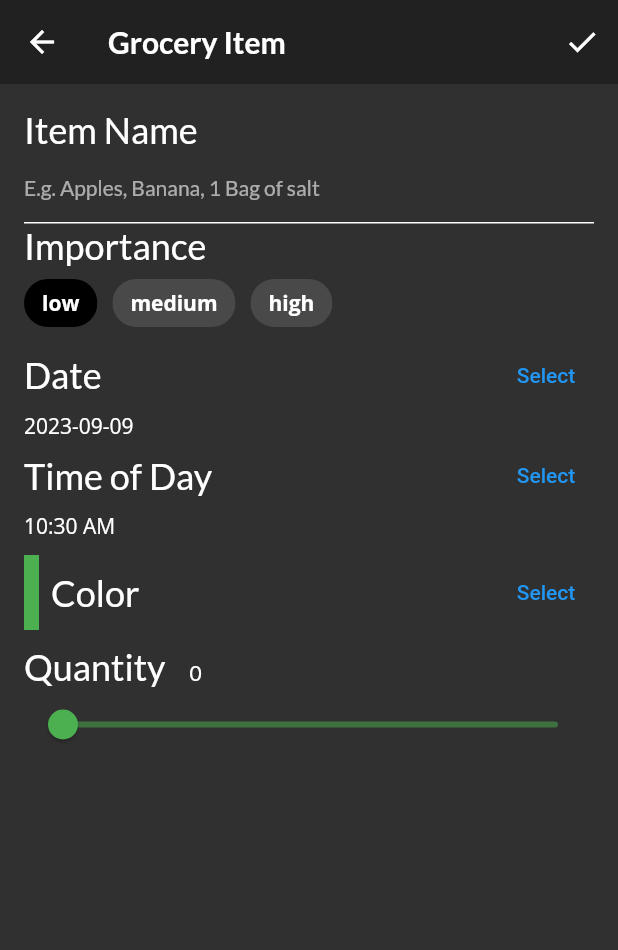
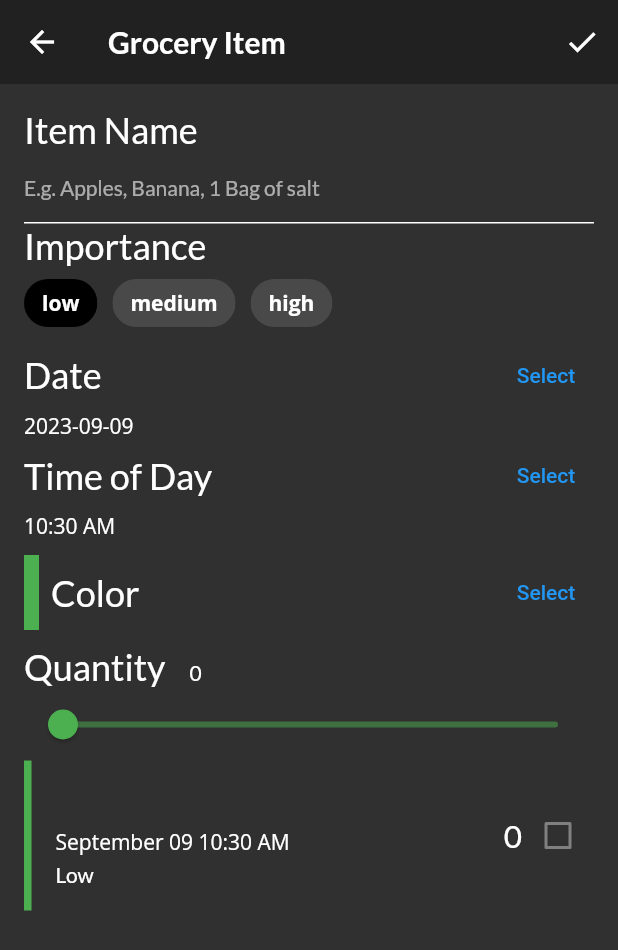
Before and after one commit to oozoemenam/foodbook, a Flutter app: the screen it shows after launch, item 3 of the bottom bar chosen, after a tap on the "add" icon, on a phone screen of 412 x 824 dp. Shown: the top 950 px of the screen. Run offline on Flutter 3.47's test engine with Material 2 defaults, Android fonts, the phone set to English and light mode, and no system bars; our stand-ins replace flutter_colorpicker, google_fonts.

Commit message:
grocery list screen

```diff
--- a/lib/home.dart
+++ b/lib/home.dart
@@ -14,7 +14,7 @@ class Home extends StatefulWidget {
 }
 
 class _HomeState extends State<Home> {
-  static List<Widget> screens = <Widget>[
+  static List<Widget> pages = <Widget>[
     ExploreScreen(),
     RecipesScreen(),
     const GroceryScreen(),
@@ -30,8 +30,7 @@ class _HomeState extends State<Home> {
             style: Theme.of(context).textTheme.titleLarge,
           ),
         ),
-        // Replace body
-        body: screens[tabManager.selectedTab],
+        body: IndexedStack(index: tabManager.selectedTab, children: pages,),
         bottomNavigationBar: BottomNavigationBar(
           selectedItemColor:
               Theme.of(context).textSelectionTheme.selectionColor,
--- a/lib/screens/grocery_item_screen.dart
+++ b/lib/screens/grocery_item_screen.dart
@@ -2,8 +2,10 @@ import 'package:flutter/material.dart';
 import 'package:flutter_colorpicker/flutter_colorpicker.dart';
 import 'package:google_fonts/google_fonts.dart';
 import 'package:intl/intl.dart';
+import 'package:uuid/uuid.dart';
 
 import '../models/grocery_item.dart';
+import '../widgets/grocery_tile.dart';
 
 class GroceryItemScreen extends StatefulWidget {
   final Function(GroceryItem) onCreate;
@@ -66,7 +68,25 @@ class _GroceryItemScreenState extends State<GroceryItemScreen> {
           IconButton(
             icon: const Icon(Icons.check),
             onPressed: () {
-              // TODO: Add callback handler
+              final groceryItem = GroceryItem(
+                id: widget.originalItem?.id ?? const Uuid().v1(),
+                name: _nameController.text,
+                importance: _importance,
+                color: _currentColor,
+                quantity: _currentSliderValue,
+                date: DateTime(
+                  _dueDate.year,
+                  _dueDate.month,
+                  _dueDate.day,
+                  _timeOfDay.hour,
+                  _timeOfDay.minute,
+                ),
+              );
+              if (widget.isUpdating) {
+                widget.onUpdate(groceryItem);
+              } else {
+                widget.onCreate(groceryItem);
+              }
             },
           ),
         ],
@@ -88,6 +108,22 @@ class _GroceryItemScreenState extends State<GroceryItemScreen> {
             buildColorPicker(context),
             const SizedBox(height: 10.0,),
             buildQuantityField(),
+            GroceryTile(
+              item: GroceryItem(
+                id: 'previewMode',
+                name: _name,
+                importance: _importance,
+                color: _currentColor,
+                quantity: _currentSliderValue,
+                date: DateTime(
+                  _dueDate.year,
+                  _dueDate.month,
+                  _dueDate.day,
+                  _timeOfDay.hour,
+                  _timeOfDay.minute,
+                ),
+              ),
+            ),
             // TODO: Add fields and pickers
           ],
         ),
--- a/lib/screens/grocery_screen.dart
+++ b/lib/screens/grocery_screen.dart
@@ -4,6 +4,7 @@ import 'package:provider/provider.dart';
 import '../models/models.dart';
 import 'empty_grocery_screen.dart';
 import 'grocery_item_screen.dart';
+import 'grocery_list_screen.dart';
 
 class GroceryScreen extends StatelessWidget {
   const GroceryScreen({super.key});
@@ -38,8 +39,7 @@ class GroceryScreen extends StatelessWidget {
   Widget buildGroceryScreen() {
     return Consumer<GroceryManager>(builder: (context, manager, child) {
       if (manager.groceryItems.isNotEmpty) {
-        // TODO: Add GroceryListScreen
-        return Container();
+        return GroceryListScreen(manager: manager);
       } else {
         return const EmptyGroceryScreen();
       }
--- /dev/null
+++ b/lib/widgets/grocery_tile.dart
@@ -0,0 +1,112 @@
+import 'package:flutter/material.dart';
+import 'package:google_fonts/google_fonts.dart';
+import 'package:intl/intl.dart';
+
+import '../models/models.dart';
+
+class GroceryTile extends StatelessWidget {
+  final GroceryItem item;
+  final Function(bool?)? onComplete;
+  final TextDecoration textDecoration;
+
+  GroceryTile({
+    super.key,
+    required this.item,
+    this.onComplete,
+  }) : textDecoration = item.isComplete ?
+  TextDecoration.lineThrough :
+  TextDecoration.none;
+
+  @override
+  Widget build(BuildContext context) {
+    return SizedBox(
+      height: 100.0,
+      child: Row(
+        mainAxisAlignment: MainAxisAlignment.spaceBetween,
+        children: [
+          Row(
+            children: [
+              Container(width: 5.0, color: item.color,),
+              const SizedBox(width: 16.0,),
+              Column(
+                mainAxisAlignment: MainAxisAlignment.center,
+                crossAxisAlignment: CrossAxisAlignment.start,
+                children: [
+                  Text(
+                    item.name,
+                    style: GoogleFonts.lato(
+                      decoration: textDecoration,
+                      fontSize: 21.0,
+                      fontWeight: FontWeight.bold,
+                    ),
+                  ),
+                  const SizedBox(height: 4.0,),
+                  buildDate(),
+                  const SizedBox(height: 4.0,),
+                  buildImportance(),
+                ],
+              ),
+            ],
+          ),
+          Row(
+            children: [
+              Text(
+                item.quantity.toString(),
+                style: GoogleFonts.lato(
+                  decoration: textDecoration,
+                  fontSize: 21.0,
+                ),
+              ),
+              buildCheckbox(),
+            ],
+          ),
+        ],
+      ),
+    );
+  }
+
+  Widget buildImportance() {
+    if (item.importance == Importance.low) {
+      return Text(
+        'Low',
+        style: GoogleFonts.lato(decoration: textDecoration),
+      );
+    } else if (item.importance == Importance.medium) {
+      return Text(
+        'Medium',
+        style: GoogleFonts.lato(
+          fontWeight: FontWeight.w800,
+          decoration: textDecoration
+        ),
+      );
+    } else if (item.importance == Importance.high) {
+      return Text(
+        'High',
+        style: GoogleFonts.lato(
+          color: Colors.red,
+          fontWeight: FontWeight.w900,
+          decoration: textDecoration
+        ),
+      );
+    } else {
+      throw Exception('This importance type does not exist');
+    }
+  }
+
+  Widget buildDate() {
+    final dateFormatter = DateFormat('MMMM dd h:mm a');
+    final dateString = dateFormatter.format(item.date);
+    return Text(
+      dateString,
+      style: TextStyle(decoration: textDecoration),
+    );
+  }
+
+  Widget buildCheckbox() {
+    return Checkbox(
+      value: item.isComplete,
+      onChanged: onComplete,
+    );
+  }
+  // TODO Add builds()
+}
```
Also changed, not shown: lib/screens/grocery_list_screen.dart (added, +80 -0 lines), assets/S5.png, assets/S7.png (added), 1 other file.
